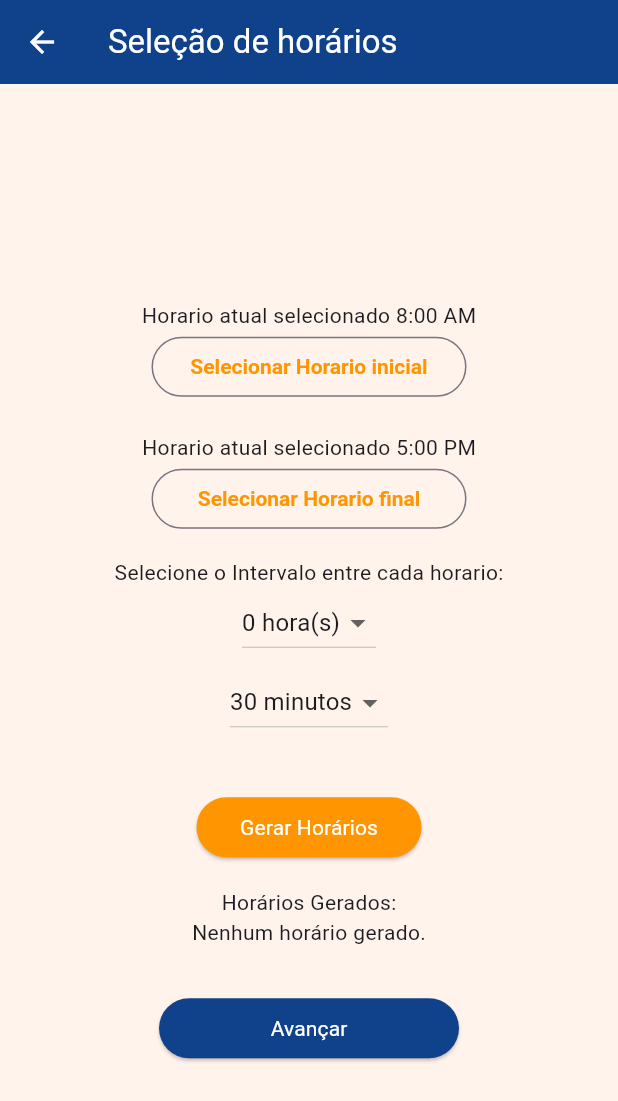
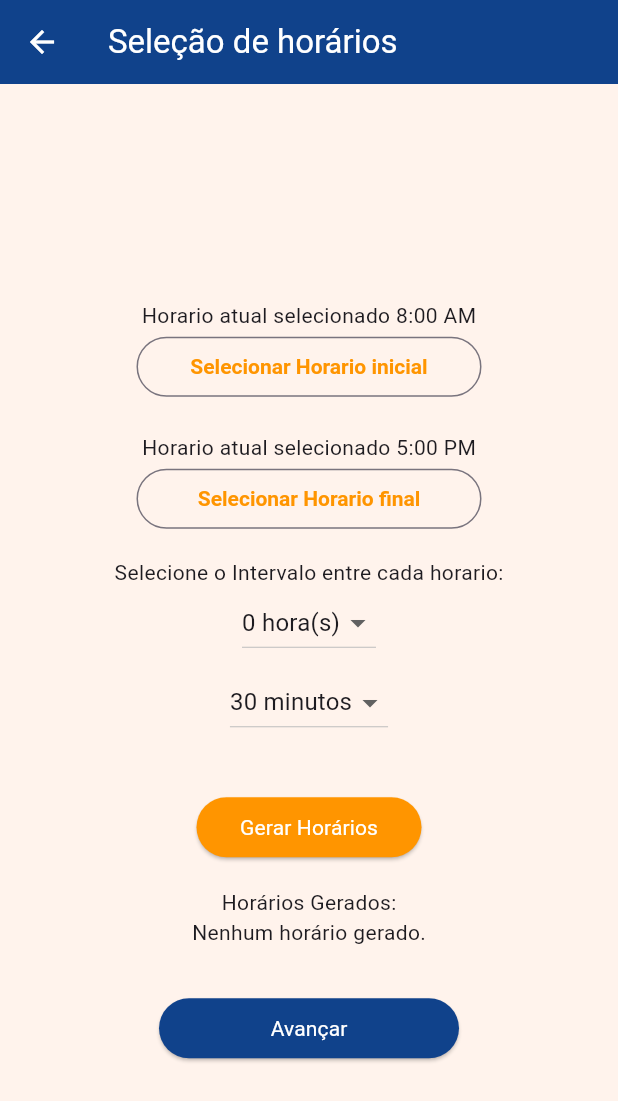
Before and after one commit to p3dr01v0/pets_guide_tcc, a Flutter app: the TelaHorarios screen opened directly with empty values, on a phone screen of 412 x 824 dp. Shown: the top 1101 px of the screen. Run offline on Flutter 3.47's test engine with Material 3 defaults, Android fonts, the phone set to English and light mode, and no system bars; our stand-ins replace cloud_firestore, firebase_auth, firebase_core, firebase_storage, flutter_rating_bar, image_picker and 1 more; accounts and stored records are empty.

```diff
--- a/lib/screens/func_est/agendas/finalizar_agenda.dart
+++ b/lib/screens/func_est/agendas/finalizar_agenda.dart
@@ -145,7 +145,7 @@ class _TelaFinalizarAgendamentoState extends State<TelaFinalizarAgendamento> {
                                     const Text(
                                       'Funcionamento:',
                                       style: TextStyle(
-                                        fontSize: 16,
+                                        fontSize: 14,
                                         fontWeight: FontWeight.bold,
                                       ),
                                     ),
@@ -170,7 +170,7 @@ class _TelaFinalizarAgendamentoState extends State<TelaFinalizarAgendamento> {
                                     const Text(
                                       'Horários:',
                                       style: TextStyle(
-                                        fontSize: 16,
+                                        fontSize: 14,
                                         fontWeight: FontWeight.bold,
                                       ),
                                     ),
--- a/lib/screens/func_est/agendas/telaHorarios.dart
+++ b/lib/screens/func_est/agendas/telaHorarios.dart
@@ -118,14 +118,17 @@ class _TelaHorariosState extends State<TelaHorarios> {
                       color: Color.fromARGB(255, 255, 149, 0)),
                   shape: RoundedRectangleBorder(
                       borderRadius: BorderRadius.circular(30)),
-                  fixedSize: const Size(210, 30),
+                  fixedSize: const Size(230, 30),
                 ),
                 onPressed: _showStartTimePicker,
+                child: Container(
+                  alignment: Alignment.center,
                   child: const Text(
                     'Selecionar Horario inicial',
                     style: TextStyle(
                         fontWeight: FontWeight.bold,
                         color: Color.fromARGB(255, 255, 149, 0)),
+                  ),
                 )),
             const SizedBox(
               height: 20,
@@ -139,12 +142,15 @@ class _TelaHorariosState extends State<TelaHorarios> {
                         color: Color.fromARGB(255, 255, 149, 0)),
                     shape: RoundedRectangleBorder(
                         borderRadius: BorderRadius.circular(30)),
-                    fixedSize: const Size(210, 30)),
+                    fixedSize: const Size(230, 30)),
                 onPressed: _showEndTimePicker,
+                child: Container(
+                  alignment: Alignment.center,
                   child: const Text('Selecionar Horario final',
                       style: TextStyle(
                           fontWeight: FontWeight.bold,
-                        color: Color.fromARGB(255, 255, 149, 0)))),
+                          color: Color.fromARGB(255, 255, 149, 0))),
+                )),
             const SizedBox(
               height: 15,
             ),
```
Also changed, not shown: lib/screens/func_est/interface_est/telaHotelPet.dart (+30 -21 lines). Lines whose indentation alone changed are shown as unchanged.
